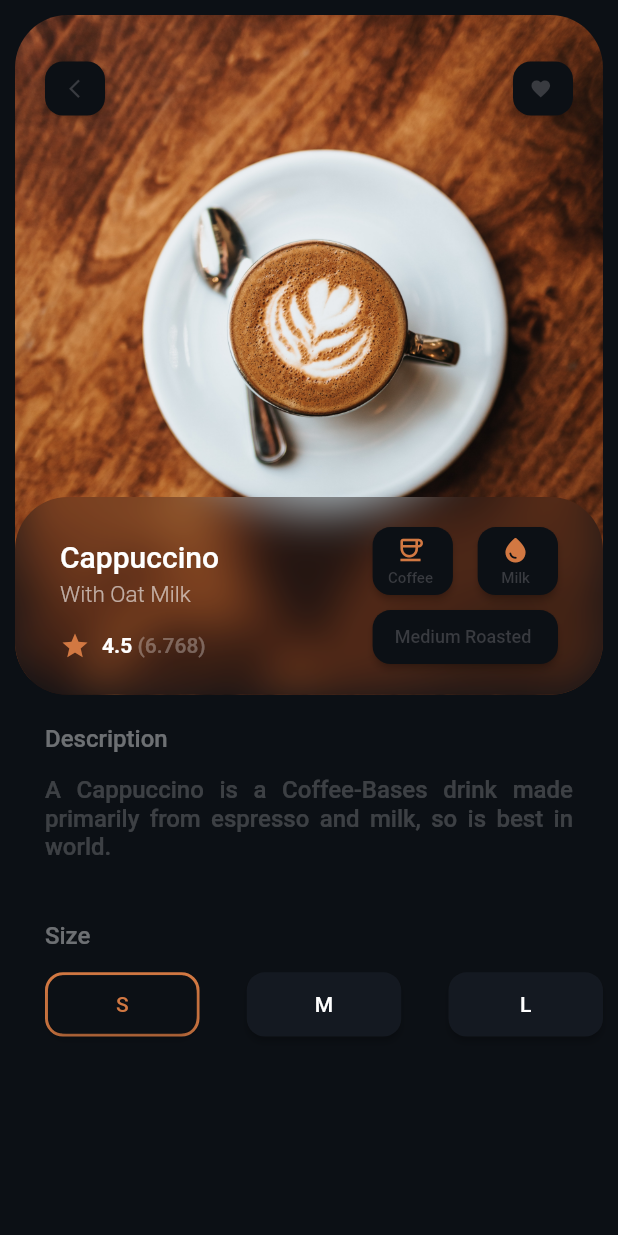
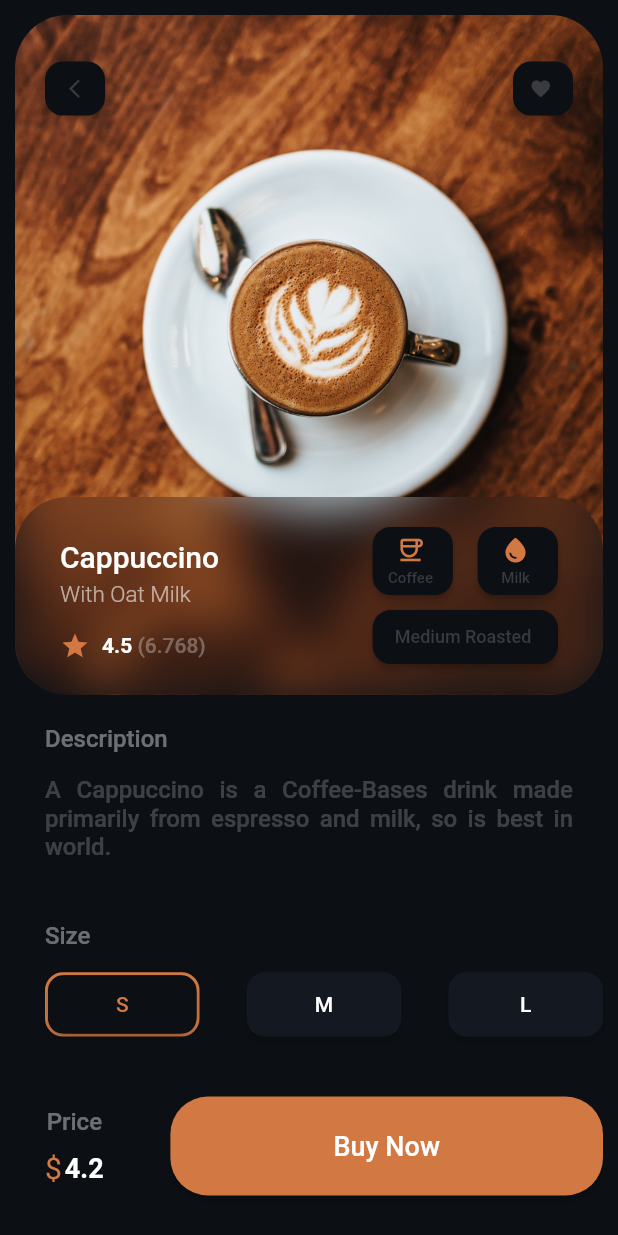
Before and after one commit to Wagner-Coche/coffee_ui_star, a Flutter app: the screen it shows after launch, on a phone screen of 412 x 824 dp. Run offline on Flutter 3.47's test engine with Material 2 defaults, Android fonts, the phone set to English and light mode, and no system bars.

Commit message:
created footer - specified screen

```diff
--- /dev/null
+++ b/lib/app/presenter/screens/specified_screen/components/footer_components/button_buy_component.dart
@@ -0,0 +1,32 @@
+import '../../../../utils/color_utils.dart';
+import 'package:flutter/material.dart';
+
+class ButtonBuyComponent extends StatelessWidget {
+  const ButtonBuyComponent({Key? key}) : super(key: key);
+
+  @override
+  Widget build(BuildContext context) {
+    return SizedBox(
+      height: MediaQuery.of(context).size.height * .08,
+      width: MediaQuery.of(context).size.width * .70,
+      child: ElevatedButton(
+        onPressed: () {},
+        style: ElevatedButton.styleFrom(
+          onPrimary: ColorUtils.colorUtils.blackColor,
+          primary: ColorUtils.colorUtils.orangeColor,
+          shape: RoundedRectangleBorder(
+            borderRadius: BorderRadius.circular(25)
+          ),
+        ),
+        child: Text(
+          "Buy Now",
+          style: TextStyle(
+            color: ColorUtils.colorUtils.whiteColor,
+            fontSize: 18,
+            fontWeight: FontWeight.w500
+          )
+        )
+      ),
+    );
+  }
+}
--- /dev/null
+++ b/lib/app/presenter/screens/specified_screen/components/footer_components/column_price_component.dart
@@ -0,0 +1,39 @@
+import '../../../../utils/color_utils.dart';
+import 'package:flutter/material.dart';
+
+class ColumnPriceComponent extends StatelessWidget {
+  const ColumnPriceComponent({Key? key, required this.price}) : super(key: key);
+
+  final double price;
+
+  @override
+  Widget build(BuildContext context) {
+    return Column(
+      children: <Widget>[
+        Text(
+          "Price",
+          style: TextStyle(
+            color: ColorUtils.colorUtils.whiteColor.withOpacity(.4),
+            fontSize: 16,
+            fontWeight: FontWeight.w500
+          ),
+        ),
+        const SizedBox(height: 10),
+        Row(
+          children: <Widget>[
+            Text("\$", style: TextStyle(color: ColorUtils.colorUtils.orangeColor, fontSize: 20)),
+            const SizedBox(width: 2),
+            Text(
+              "$price",
+              style: TextStyle(
+                color: ColorUtils.colorUtils.whiteColor,
+                fontSize: 18,
+                fontWeight: FontWeight.bold
+              )
+            )
+          ],
+        ),
+      ],
+    );
+  }
+}
--- /dev/null
+++ b/lib/app/presenter/screens/specified_screen/division/footer_division/footer_division_specified_screen.dart
@@ -0,0 +1,21 @@
+import '../../components/footer_components/button_buy_component.dart';
+import '../../components/footer_components/column_price_component.dart';
+import 'package:flutter/material.dart';
+
+class FooterDivisionSpecifiedScreen extends StatelessWidget {
+  const FooterDivisionSpecifiedScreen({Key? key}) : super(key: key);
+
+  @override
+  Widget build(BuildContext context) {
+    return Container(
+      margin: const EdgeInsets.only(left: 20, top: 40),
+      child: Row(
+        mainAxisAlignment: MainAxisAlignment.spaceBetween,
+        children: const <Widget>[
+          ColumnPriceComponent(price: 4.20),
+          ButtonBuyComponent()
+        ]
+      ),
+    );
+  }
+}
--- a/lib/app/presenter/screens/specified_screen/specified_screen_widget.dart
+++ b/lib/app/presenter/screens/specified_screen/specified_screen_widget.dart
@@ -1,3 +1,4 @@
+import '../specified_screen/division/footer_division/footer_division_specified_screen.dart';
 import '../specified_screen/division/body_division/body_division_specified_screen.dart';
 import 'package:flutter/material.dart';
 
@@ -10,7 +11,8 @@ class SpecifiedScreenWidget extends StatelessWidget {
       margin: const EdgeInsets.only(left: 10, right: 10, top: 10),
       child: Column(
         children: const <Widget>[
-          BodyDivisionSpecifiedScreen()
+          BodyDivisionSpecifiedScreen(),
+          FooterDivisionSpecifiedScreen()
         ]
       )
     );
```
